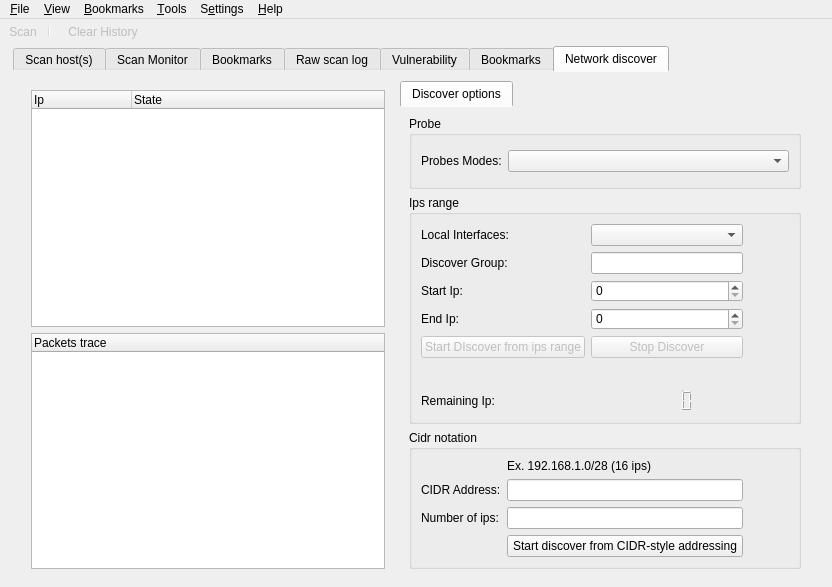
Qt form src/app/mainwindow.ui (nmapsi4/nmapsi4) before a commit.
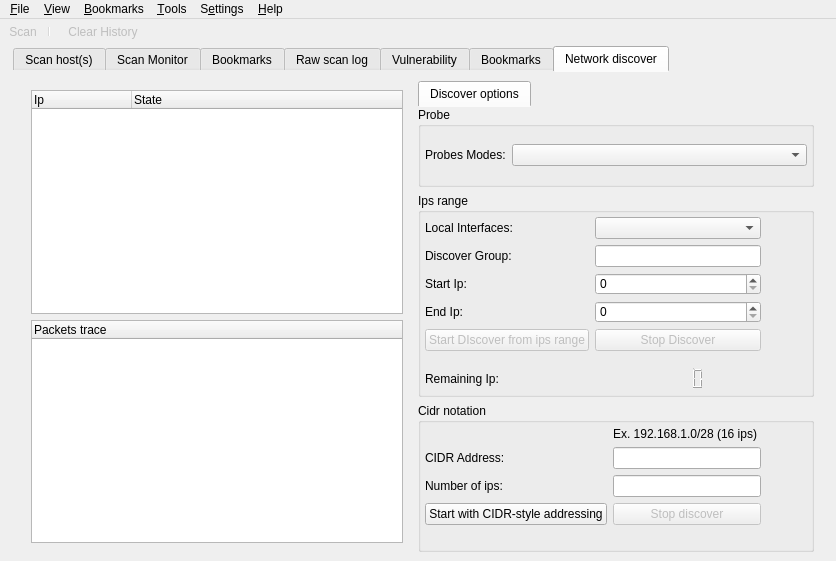
The same form after that commit. The open tabs and pages were chosen to show the change. Icons and pictures are not drawn.

Commit message:
new stop discover button.
code cleanup for Discover and DiscoverManager.

Patch:
```diff
--- a/src/app/mainwindow.ui
+++ b/src/app/mainwindow.ui
@@ -10,7 +10,7 @@
    <rect>
     <x>0</x>
     <y>0</y>
-    <width>832</width>
+    <width>836</width>
     <height>561</height>
    </rect>
   </property>
@@ -1415,12 +1415,18 @@
             <string>Discover options</string>
            </attribute>
            <layout class="QVBoxLayout" name="verticalLayout_11">
+            <property name="margin">
+             <number>0</number>
+            </property>
             <item>
              <widget class="QGroupBox" name="groupBox_2">
               <property name="title">
                <string>Probe</string>
               </property>
               <layout class="QVBoxLayout" name="verticalLayout_10">
+               <property name="margin">
+                <number>4</number>
+               </property>
                <item>
                 <layout class="QGridLayout" name="gridLayout_3">
                  <item row="0" column="0">
@@ -1457,6 +1463,9 @@
                <string>Ips range</string>
               </property>
               <layout class="QHBoxLayout" name="horizontalLayout_9">
+               <property name="margin">
+                <number>4</number>
+               </property>
                <item>
                 <layout class="QGridLayout" name="gridLayout_2">
                  <item row="0" column="1">
@@ -1605,7 +1614,7 @@
                    <property name="sizeHint" stdset="0">
                     <size>
                      <width>20</width>
-                     <height>25</height>
+                     <height>10</height>
                     </size>
                    </property>
                   </spacer>
@@ -1621,8 +1630,36 @@
                <string>Cidr notation</string>
               </property>
               <layout class="QVBoxLayout" name="verticalLayout_12">
+               <property name="margin">
+                <number>4</number>
+               </property>
                <item>
                 <layout class="QGridLayout" name="gridLayout_5">
+                 <item row="3" column="0">
+                  <widget class="QPushButton" name="cidrButton">
+                   <property name="text">
+                    <string>Start with CIDR-style addressing</string>
+                   </property>
+                   <property name="icon">
+                    <iconset resource="../../mainwin.qrc">
+                     <normaloff>:/images/images/document-preview-archive.png</normaloff>:/images/images/document-preview-archive.png</iconset>
+                   </property>
+                  </widget>
+                 </item>
+                 <item row="3" column="1">
+                  <widget class="QPushButton" name="stopDiscoverCidrButton">
+                   <property name="enabled">
+                    <bool>false</bool>
+                   </property>
+                   <property name="text">
+                    <string>Stop discover</string>
+                   </property>
+                   <property name="icon">
+                    <iconset resource="../../mainwin.qrc">
+                     <normaloff>:/images/images/button_cancel.png</normaloff>:/images/images/button_cancel.png</iconset>
+                   </property>
+                  </widget>
+                 </item>
                  <item row="1" column="0">
                   <widget class="QLabel" name="label_5">
                    <property name="text">
@@ -1650,17 +1687,6 @@
                    </property>
                   </widget>
                  </item>
-                 <item row="3" column="1">
-                  <widget class="QPushButton" name="cidrButton">
-                   <property name="text">
-                    <string>Start discover from CIDR-style addressing</string>
-                   </property>
-                   <property name="icon">
-                    <iconset resource="../../mainwin.qrc">
-                     <normaloff>:/images/images/document-preview-archive.png</normaloff>:/images/images/document-preview-archive.png</iconset>
-                   </property>
-                  </widget>
-                 </item>
                  <item row="2" column="0">
                   <widget class="QLabel" name="label_6">
                    <property name="text">
@@ -1685,6 +1711,22 @@
                    </property>
                   </widget>
                  </item>
+                 <item row="4" column="0">
+                  <spacer name="verticalSpacer">
+                   <property name="orientation">
+                    <enum>Qt::Vertical</enum>
+                   </property>
+                   <property name="sizeType">
+                    <enum>QSizePolicy::Fixed</enum>
+                   </property>
+                   <property name="sizeHint" stdset="0">
+                    <size>
+                     <width>20</width>
+                     <height>20</height>
+                    </size>
+                   </property>
+                  </spacer>
+                 </item>
                 </layout>
                </item>
               </layout>
@@ -1705,7 +1747,7 @@
     <rect>
      <x>0</x>
      <y>0</y>
-     <width>832</width>
+     <width>836</width>
      <height>19</height>
     </rect>
    </property>
```
The commit also changes 5 other files.
